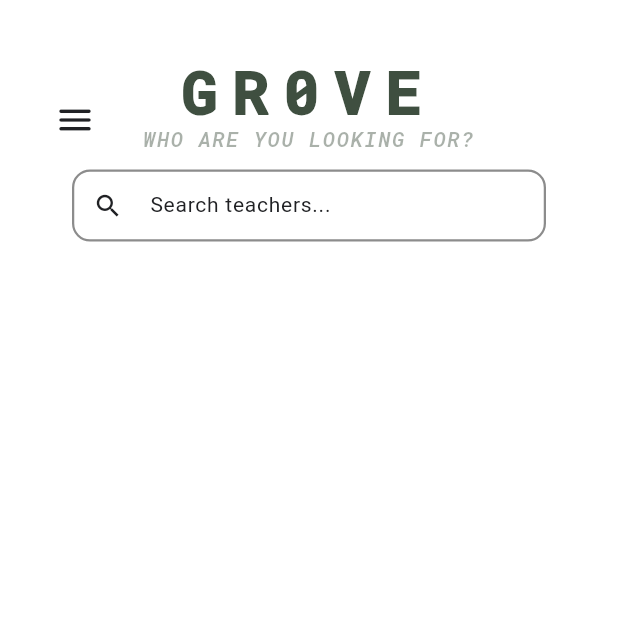
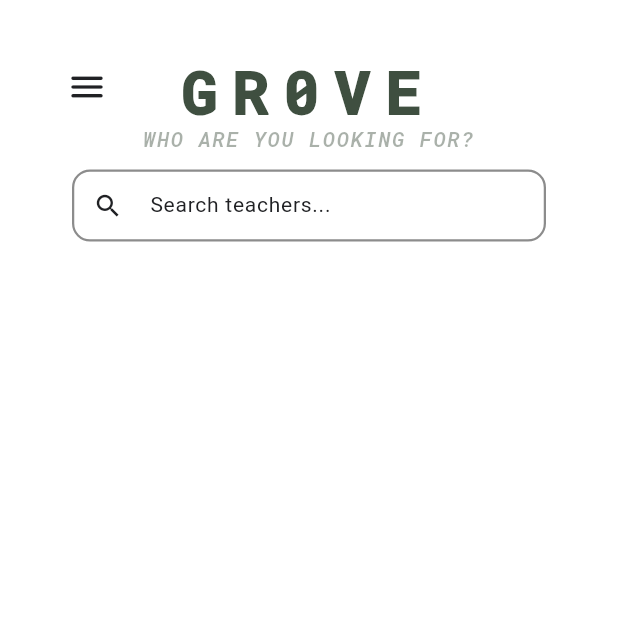
Before and after one commit to arjunyuvaraj/gr0ve, a Flutter app: the screen it shows once a user with an empty profile is signed in, after a tap on the "menu" icon, after a tap on "Home", on a phone screen of 412 x 824 dp, the top half of it. Run offline on Flutter 3.47's test engine with Material 3 defaults, Android fonts, the phone set to English and light mode, and no system bars; our stand-ins replace cloud_firestore, firebase_auth, firebase_core, google_fonts, google_sign_in; missing offline and left inert: universal_html; accounts and stored records are empty; generated files the repository leaves out were written again; network calls fail.

Commit message:
Worked on 'login-less' feature

```diff
--- a/lib/main.dart
+++ b/lib/main.dart
@@ -6,6 +6,7 @@ import 'package:gr0ve/pages/authentication_screen.dart';
 import 'package:gr0ve/pages/help_screen.dart';
 import 'package:gr0ve/pages/home_screen.dart';
 import 'package:gr0ve/pages/landing_screen.dart';
+import 'package:gr0ve/pages/navigation_screen.dart';
 import 'package:gr0ve/pages/onboarding_screen.dart';
 import 'package:gr0ve/pages/privacy_policy_screen.dart';
 import 'package:gr0ve/theme/light_theme.dart';
@@ -40,6 +41,7 @@ class MyApp extends StatelessWidget {
         '/onboarding': (context) => OnboardingScreen(),
         '/account': (context) => AccountScreen(),
         '/privacy_policy': (context) => PrivacyPolicyScreen(),
+        '/navigation': (context) => NavigationScreen(),
         '/help': (context) => HelpScreen(),
       },
     );
--- a/lib/pages/account_screen.dart
+++ b/lib/pages/account_screen.dart
@@ -19,8 +19,10 @@ class AccountScreen extends StatelessWidget {
     final colorScheme = theme.colorScheme;
     final textTheme = theme.textTheme;
 
-    return Scaffold(
-      body: SafeArea(
+    Widget userLoggedIn() {
+      return Center(
+        child: ConstrainedBox(
+          constraints: BoxConstraints(maxWidth: 600),
           child: FutureBuilder<Map<String, dynamic>>(
             // FIRESTORE: Get the document reference for the current user
             future: AuthenticationService().getCurrentUserDocument(context),
@@ -30,13 +32,12 @@ class AccountScreen extends StatelessWidget {
               }
               final docRef = snapshot.data!;
 
-            return ListView(
-              padding: const EdgeInsets.symmetric(horizontal: 20, vertical: 24),
+              return Padding(
+                padding: EdgeInsetsGeometry.all(24),
+                child: Column(
+                  mainAxisAlignment: MainAxisAlignment.center,
                   children: [
                     // HEADER: Profile header with name and profile picture
-                Center(
-                  child: Column(
-                    children: [
                     CircleAvatar(
                       radius: 42,
                       backgroundColor: colorScheme.primaryContainer,
@@ -68,9 +69,6 @@ class AccountScreen extends StatelessWidget {
                         letterSpacing: getLetterSpacing(14, 10),
                       ),
                     ),
-                    ],
-                  ),
-                ),
                     // FOOTER: All of the actions
                     const SizedBox(height: 12),
                     CustomPrimaryButton(
@@ -81,13 +79,70 @@ class AccountScreen extends StatelessWidget {
                     const SizedBox(height: 8),
                     CustomPrimaryButton(
                       label: "Delete Account".capitalized,
-                  onTap: () => AuthenticationService().deleteAccount(context),
+                      onTap: () =>
+                          AuthenticationService().deleteAccount(context),
                     ),
                   ],
+                ),
               );
             },
           ),
         ),
       );
     }
+
+    Widget userNotLoggedIn() {
+      return Center(
+        child: ConstrainedBox(
+          constraints: const BoxConstraints(maxWidth: 600),
+          child: Padding(
+            padding: const EdgeInsets.all(24),
+            child: Column(
+              mainAxisAlignment: MainAxisAlignment.center,
+              children: [
+                // ICON
+                CircleAvatar(
+                  radius: 42,
+                  backgroundColor: context.colors.primaryContainer,
+                  child: Icon(
+                    Icons.person_off_rounded,
+                    size: 52,
+                    color: context.colors.onPrimaryContainer,
+                  ),
+                ),
+
+                const SizedBox(height: 16),
+                Text("You're Not Signed In", style: context.text.headlineSmall),
+                const SizedBox(height: 6),
+                Text(
+                  "Sign in for features like starring teachers!",
+                  textAlign: TextAlign.center,
+                  style: context.text.bodyMedium?.copyWith(
+                    color: colorScheme.onSurfaceVariant,
+                  ),
+                ),
+
+                const SizedBox(height: 20),
+                CustomPrimaryButton(
+                  label: "Sign In".capitalized,
+                  onTap: () =>
+                      AuthenticationService().signInWithGoogle(context),
+                ),
+                const SizedBox(height: 8),
+                TextButton(
+                  onPressed: () => Navigator.pushNamed(context, "/navigation"),
+                  child: Text("Continue without an account".capitalized),
+                ),
+              ],
+            ),
+          ),
+        ),
+      );
     }
+
+    print(AuthenticationService().userLoggedIn());
+    return AuthenticationService().userLoggedIn() == false
+        ? userLoggedIn()
+        : userNotLoggedIn();
+  }
+}
--- a/lib/pages/help_screen.dart
+++ b/lib/pages/help_screen.dart
@@ -1,5 +1,6 @@
 import 'package:flutter/material.dart';
 import 'package:gr0ve/components/custom_contact_card.dart';
+import 'package:gr0ve/components/custom_header.dart';
 import 'package:gr0ve/utilities/context_extensions.dart';
 import 'package:url_launcher/url_launcher.dart';
 
@@ -16,14 +17,22 @@ class HelpScreen extends StatelessWidget {
 
   @override
   Widget build(BuildContext context) {
-    return Column(
+    return Center(
+      child: ConstrainedBox(
+        constraints: BoxConstraints(maxWidth: 600),
+        child: Column(
           mainAxisAlignment: MainAxisAlignment.center,
           children: [
+            CustomHeader(
+              title: "Gr0ve".capitalized,
+              subtitle: "Send us some feedback!".capitalized,
+            ),
+            const SizedBox(height: 16),
             CustomContactCard(
               title: "Got Feedback?",
               subtitle: "Fill out our feedback form! Click here!",
-          color: context.colors.primary,
-          textColor: context.colors.onPrimary,
+              color: context.colors.tertiary,
+              textColor: context.colors.onTertiary,
               onTap: () {
                 _launchUrl("https://forms.gle/Zrp2h8c8Sud24xPo6");
               },
@@ -31,8 +40,8 @@ class HelpScreen extends StatelessWidget {
             CustomContactCard(
               title: "Have a Question?",
               subtitle: "Send us an email at arjyuv29@bergen.org",
-          color: const Color(0xFF386BD9),
-          textColor: context.colors.onPrimary,
+              color: context.colors.tertiary,
+              textColor: context.colors.onTertiary,
               onTap: () {
                 _launchUrl("mailto:arjyuv29@bergen.org");
               },
@@ -40,8 +49,8 @@ class HelpScreen extends StatelessWidget {
             CustomContactCard(
               title: "Know How To Code?",
               subtitle: "Check out our Github here!",
-          color: context.colors.onSurface,
-          textColor: context.colors.surface,
+              color: context.colors.tertiary,
+              textColor: context.colors.onTertiary,
               onTap: () {
                 _launchUrl("https://github.com/arjunyuvaraj/gr0ve");
               },
@@ -49,13 +58,15 @@ class HelpScreen extends StatelessWidget {
             CustomContactCard(
               title: "Critical Security Issue?",
               subtitle: "Contact arjyuv29@bergen.org now",
-          color: context.colors.error,
-          textColor: context.colors.onError,
+              color: context.colors.tertiary,
+              textColor: context.colors.onTertiary,
               onTap: () {
                 _launchUrl("mailto:arjyuv29@bergen.org");
               },
             ),
           ],
+        ),
+      ),
     );
   }
 }
--- a/lib/pages/landing_screen.dart
+++ b/lib/pages/landing_screen.dart
@@ -43,10 +43,20 @@ class LandingScreen extends StatelessWidget {
                             style: context.text.displaySmall,
                           ),
                           const SizedBox(height: 8),
-                          CustomPrimaryButton(
-                            label: "Sign In".capitalized,
-                            onTap: () => AuthenticationService()
-                                .signInWithGoogle(context),
+                          ConstrainedBox(
+                            constraints: BoxConstraints(maxWidth: 600),
+                            child: CustomPrimaryButton(
+                              label: "Sign In".capitalized,
+                              onTap: () => AuthenticationService()
+                                  .signInWithGoogle(context),
+                            ),
+                          ),
+                          TextButton(
+                            onPressed: () =>
+                                Navigator.pushNamed(context, "/navigation"),
+                            child: Text(
+                              "Or contuine without an account".capitalized,
+                            ),
                           ),
                         ],
                       ),
--- a/lib/pages/navigation_screen.dart
+++ b/lib/pages/navigation_screen.dart
@@ -47,10 +47,10 @@ class NavigationScreenState extends State<NavigationScreen> {
       body: Stack(
         children: [
           Positioned(
-            top: 54,
-            left: 24,
+            top: 32,
+            left: 32,
             child: GestureDetector(
-              onTap: () => _scaffoldKey.currentState?.openDrawer(),
+              onTap: () => {_scaffoldKey.currentState?.openDrawer()},
               child: Container(
                 padding: const EdgeInsets.all(12),
                 decoration: BoxDecoration(
@@ -90,7 +90,6 @@ class NavigationScreenState extends State<NavigationScreen> {
                 ),
               ),
             ),
-
             ListTile(
               leading: const Icon(Icons.home_rounded),
               title: const Text("Home"),
--- a/lib/pages/privacy_policy_screen.dart
+++ b/lib/pages/privacy_policy_screen.dart
@@ -13,7 +13,10 @@ class PrivacyPolicyScreen extends StatelessWidget {
     final isSignedIn = user != null;
 
     Widget pageContent() {
-      return Column(
+      return Center(
+        child: ConstrainedBox(
+          constraints: BoxConstraints(maxWidth: 600),
+          child: Column(
             children: [
               CustomHeader(
                 title: "Gr0ve".capitalized,
@@ -74,6 +77,8 @@ class PrivacyPolicyScreen extends StatelessWidget {
                 ),
               ),
             ],
+          ),
+        ),
       );
     }
 
```
Also changed, not shown: lib/components/custom_teacher_card.dart (+6 -3 lines), lib/pages/home_screen.dart (+32 -8 lines), lib/services/authentication_service.dart (+43 -22 lines), 1 other file. Lines whose indentation alone changed are shown as unchanged.
